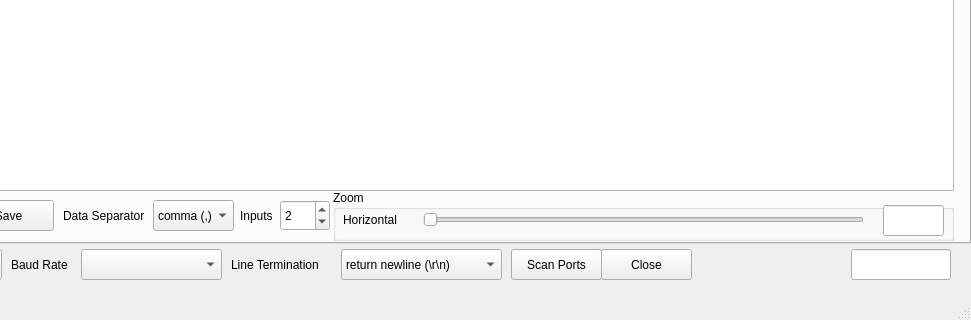
Old version of the form assets/mainWindow.ui in the repository uutzinger/SerialUI; both pictures show x 229 to 1200 and y 345 to 665 of the 1200 by 665 pixel window.
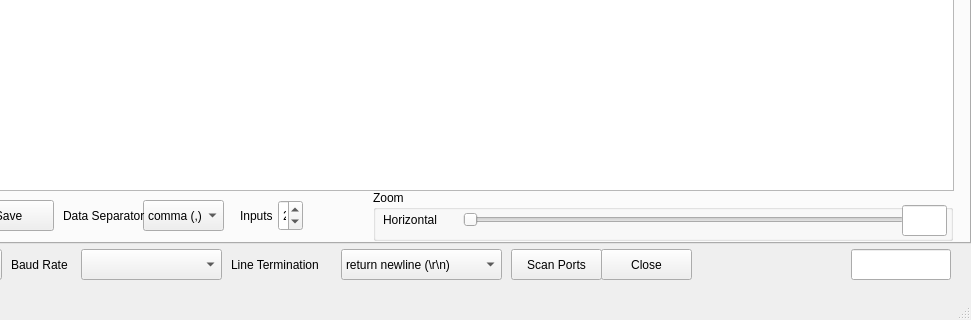
New version of the form. The open tabs and pages were chosen to show the change.

```diff
--- a/assets/mainWindow.ui
+++ b/assets/mainWindow.ui
@@ -183,9 +183,9 @@
                     <widget class="QGroupBox" name="groupBox">
                         <property name="geometry">
                             <rect>
-                                <x>560</x>
+                                <x>600</x>
                                 <y>490</y>
-                                <width>621</width>
+                                <width>580</width>
                                 <height>51</height>
                             </rect>
                         </property>
@@ -208,9 +208,9 @@
                         <widget class="QLineEdit" name="lineEdit_Horizontal">
                             <property name="geometry">
                                 <rect>
-                                    <x>550</x>
+                                    <x>529</x>
                                     <y>15</y>
-                                    <width>61</width>
+                                    <width>45</width>
                                     <height>31</height>
                                 </rect>
                             </property>
@@ -315,9 +315,9 @@
                     <widget class="QSpinBox" name="spinBox_NumColumns">
                         <property name="geometry">
                             <rect>
-                                <x>507</x>
+                                <x>505</x>
                                 <y>500</y>
-                                <width>50</width>
+                                <width>25</width>
                                 <height>31</height>
                             </rect>
                         </property>
@@ -331,7 +331,7 @@
                     <widget class="QComboBox" name="comboBoxDropDown_DataSeparator">
                         <property name="geometry">
                             <rect>
-                                <x>380</x>
+                                <x>370</x>
                                 <y>500</y>
                                 <width>81</width>
                                 <height>31</height>
```
